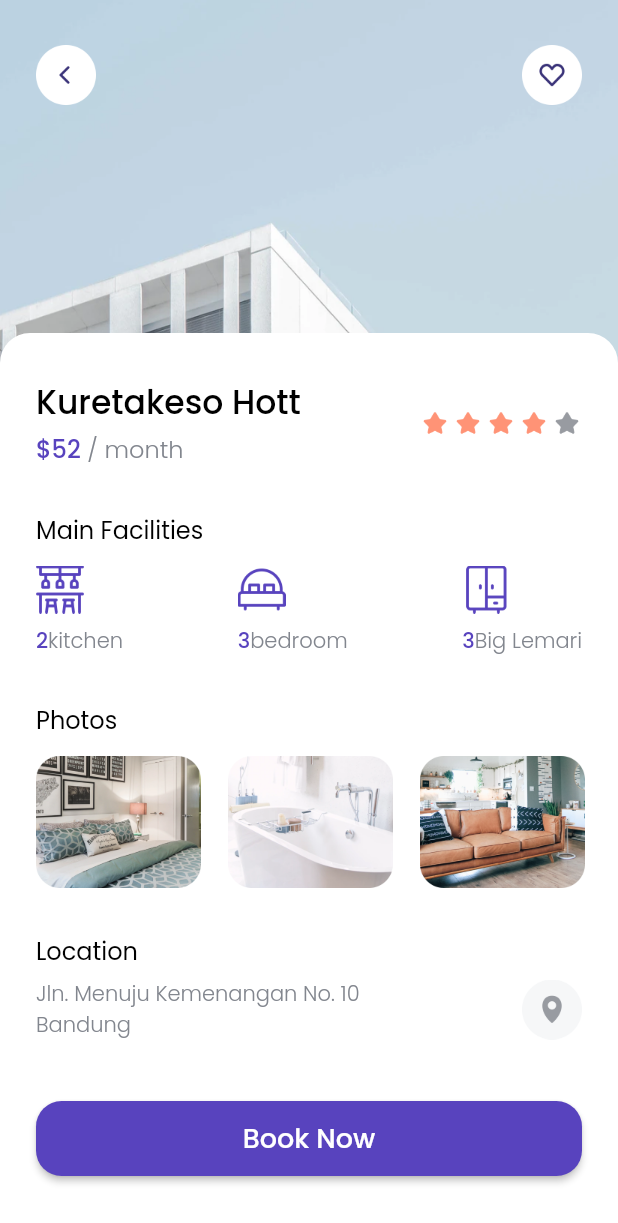
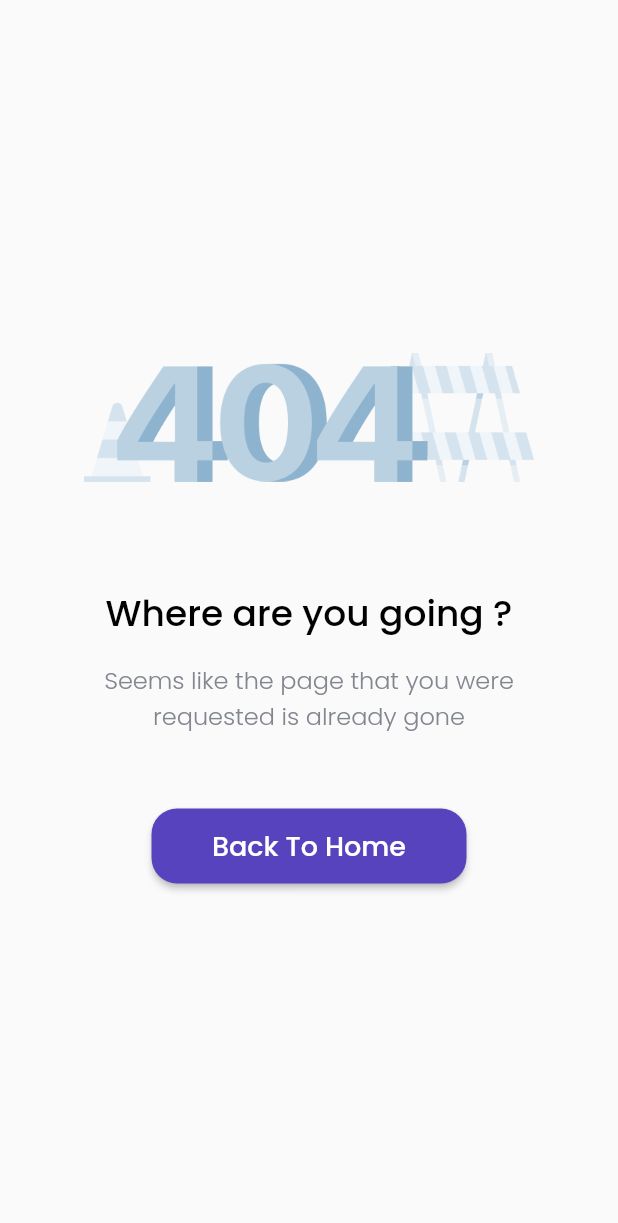
Before and after one commit to parhanhambali/cozy, a Flutter app: the DetailPage screen opened directly, scrolled down 106 dp, after a tap on "Book Now", on a phone screen of 412 x 824 dp. Shown: the top 1223 px of the screen. Run offline on Flutter 3.47's test engine with Material 2 defaults, Android fonts, the phone set to English and light mode, and no system bars; our stand-ins replace google_fonts.

Commit message:
tambah error page

```diff
--- a/lib/pages/detail_page.dart
+++ b/lib/pages/detail_page.dart
@@ -1,7 +1,9 @@
+import 'package:bwa_cozy/pages/error_page.dart';
 import 'package:bwa_cozy/theme.dart';
 import 'package:bwa_cozy/widgets/facility_item.dart';
 import 'package:flutter/material.dart';
 import 'package:url_launcher/url_launcher.dart';
+import 'package:bwa_cozy/pages/error_page.dart';
 
 class DetailPage extends StatelessWidget {
   @override
@@ -10,7 +12,13 @@ class DetailPage extends StatelessWidget {
       if (await canLaunch(url)) {
         launch(url);
       } else {
-        throw (url);
+        // throw (url);
+        Navigator.push(
+          context,
+          MaterialPageRoute(
+            builder: (context) => ErrorPage(),
+          ),
+        );
       }
     }
 
@@ -242,8 +250,10 @@ class DetailPage extends StatelessWidget {
                             ),
                             InkWell(
                               onTap: () {
-                                launchUrl(
-                                    'https://goo.gl/maps/M2ExhurbvND84To47');
+                                // launchUrl(
+                                //     'https://goo.gl/maps/M2ExhurbvND84To47');
+
+                                launchUrl('Asal');
                               },
                               child: Image.asset(
                                 'assets/images/btn_maps.png',
--- /dev/null
+++ b/lib/pages/error_page.dart
@@ -0,0 +1,71 @@
+import 'package:flutter/material.dart';
+import 'package:bwa_cozy/theme.dart';
+import 'package:bwa_cozy/pages/home_page.dart';
+
+class ErrorPage extends StatelessWidget {
+  @override
+  Widget build(BuildContext context) {
+    return Scaffold(
+      body: SafeArea(
+        bottom: false,
+        child: Center(
+          child: Column(
+            mainAxisAlignment: MainAxisAlignment.center,
+            children: [
+              Image.asset(
+                'assets/images/error_404.png',
+                width: 300,
+              ),
+              SizedBox(
+                height: 70,
+              ),
+              Text(
+                'Where are you going ?',
+                style: blackTextStyle.copyWith(
+                  fontSize: 24,
+                ),
+              ),
+              SizedBox(
+                height: 14,
+              ),
+              Text(
+                'Seems like the page that you were\nrequested is already gone',
+                style: greyTextStyle.copyWith(
+                  fontSize: 16,
+                ),
+                textAlign: TextAlign.center,
+              ),
+              SizedBox(
+                height: 50,
+              ),
+              Container(
+                width: 210,
+                height: 50,
+                child: RaisedButton(
+                  onPressed: () {
+                    Navigator.pushAndRemoveUntil(
+                      context,
+                      MaterialPageRoute(
+                        builder: (context) => HomePage(),
+                      ),
+                      (route) => false);
+                    },
+                  color: purpleColor,
+                  shape: RoundedRectangleBorder(
+                    borderRadius: BorderRadius.circular(17),
+                  ),
+                  child: Text(
+                    'Back To Home',
+                    style: whiteTextStyle.copyWith(
+                      fontSize: 18,
+                    ),
+                  ),
+                ),
+              ),
+            ],
+          ),
+        ),
+      ),
+    );
+  }
+}
```
